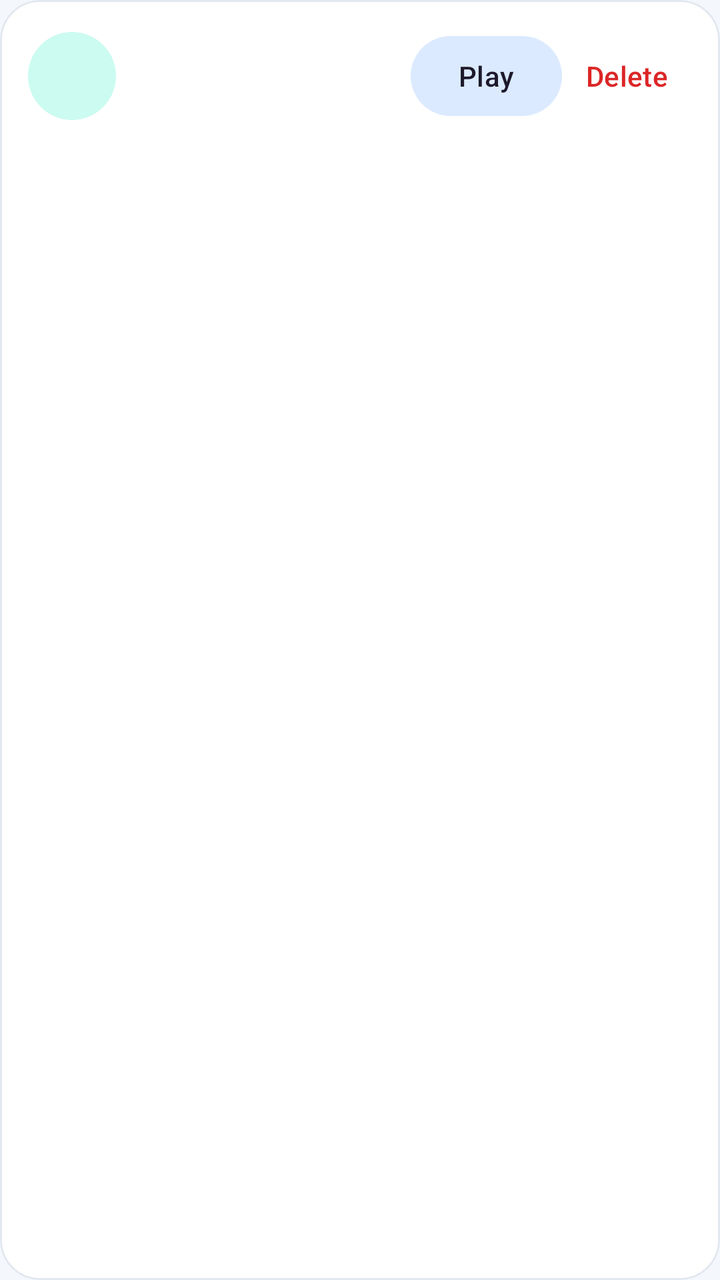
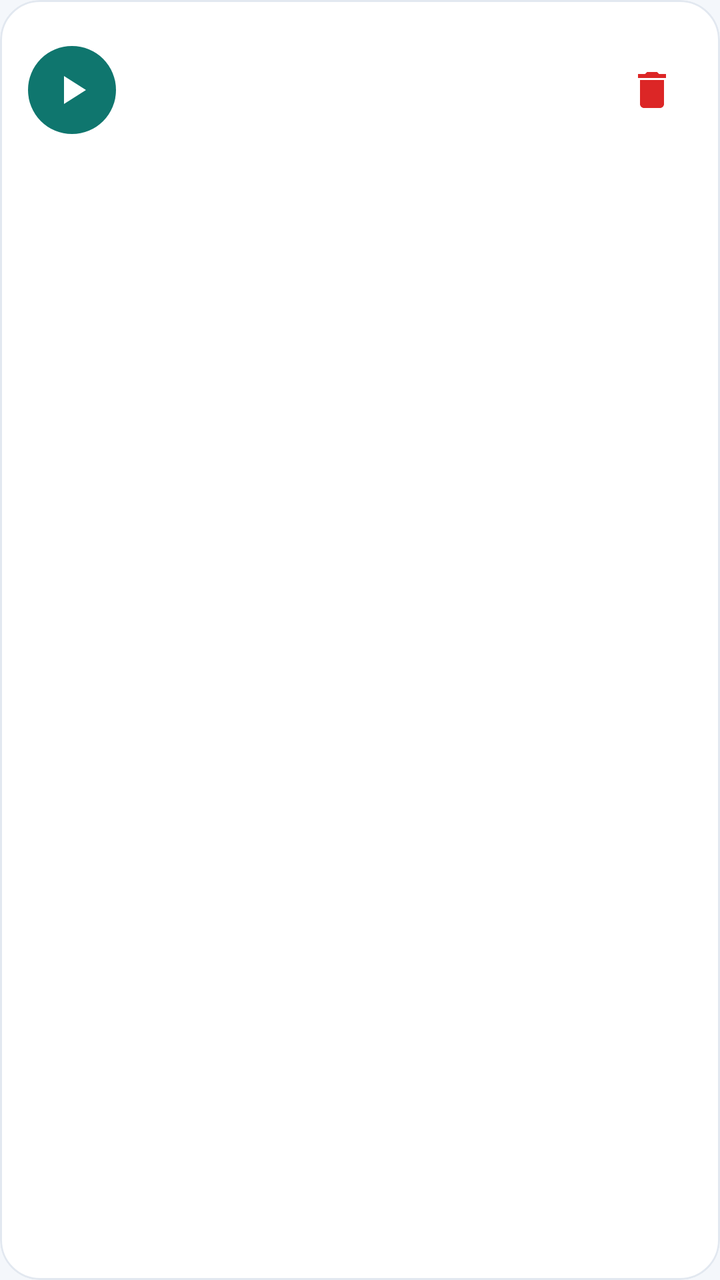

Before-and-after screenshots of an Android layout around one commit, followed by the original layout XML and the change that was made.
<!-- AndroidManifest.xml: application theme Theme.SurveyMate -->
<!-- res/layout/item_recording.xml -->
<?xml version="1.0" encoding="utf-8"?>
<com.google.android.material.card.MaterialCardView xmlns:android="http://schemas.android.com/apk/res/android"
    android:layout_width="match_parent"
    android:layout_height="wrap_content"
    android:layout_marginBottom="10dp">

    <LinearLayout
        android:layout_width="match_parent"
        android:layout_height="wrap_content"
        android:gravity="center_vertical"
        android:orientation="horizontal"
        android:padding="14dp">

        <TextView
            android:id="@+id/avatar"
            android:layout_width="44dp"
            android:layout_height="44dp"
            android:background="@drawable/bg_avatar"
            android:gravity="center"
            android:textColor="@color/on_primary_container"
            android:textStyle="bold" />

        <LinearLayout
            android:layout_width="0dp"
            android:layout_height="wrap_content"
            android:layout_marginStart="12dp"
            android:layout_weight="1"
            android:orientation="vertical">

            <TextView
                android:id="@+id/title"
                android:layout_width="wrap_content"
                android:layout_height="wrap_content"
                android:textColor="@color/text_primary"
                android:textSize="16sp"
                android:textStyle="bold" />

            <TextView
                android:id="@+id/subtitle"
                android:layout_width="wrap_content"
                android:layout_height="wrap_content"
                android:layout_marginTop="2dp"
                android:textColor="@color/text_secondary"
                android:textSize="13sp" />
        </LinearLayout>

        <com.google.android.material.button.MaterialButton
            android:id="@+id/play"
            style="@style/Widget.Material3.Button.TonalButton"
            android:layout_width="wrap_content"
            android:layout_height="wrap_content"
            android:minWidth="0dp"
            android:text="@string/play_recording"
            android:textAllCaps="false" />

        <com.google.android.material.button.MaterialButton
            android:id="@+id/delete"
            style="@style/Widget.Material3.Button.TextButton"
            android:layout_width="wrap_content"
            android:layout_height="wrap_content"
            android:minWidth="0dp"
            android:text="@string/delete"
            android:textAllCaps="false"
            android:textColor="@color/error" />
    </LinearLayout>
</com.google.android.material.card.MaterialCardView>
<!-- resources referenced by this layout -->
<resources>
  <color name="error">#DC2626</color>
  <color name="on_primary_container">#134E4A</color>
  <color name="text_primary">#0F172A</color>
  <color name="text_secondary">#64748B</color>
  <!-- drawable bg_avatar (drawable) -->
  <?xml version="1.0" encoding="utf-8"?>
  <shape xmlns:android="http://schemas.android.com/apk/res/android" android:shape="oval">
      <solid android:color="@color/primary_container" />
  </shape>
  <string name="delete">Delete</string>
  <string name="play_recording">Play</string>
  <style name="Theme.SurveyMate" parent="Theme.Material3.DayNight.NoActionBar">
          <item name="colorPrimary">@color/primary</item>
          <item name="colorOnPrimary">@color/on_primary</item>
          <item name="colorPrimaryContainer">@color/primary_container</item>
          <item name="colorSecondary">@color/secondary</item>
          <item name="colorSecondaryContainer">@color/secondary_container</item>
          <item name="android:statusBarColor">@color/background</item>
          <item name="android:navigationBarColor">@color/surface</item>
          <item name="android:windowLightStatusBar">true</item>
          <item name="android:windowBackground">@color/background</item>
          <item name="materialCardViewStyle">@style/Widget.SurveyMate.Card</item>
      </style>
  <color name="primary_container">#CCFBF1</color>
  <color name="primary">#0F766E</color>
  <color name="on_primary">#FFFFFF</color>
  <color name="secondary">#2563EB</color>
  <color name="secondary_container">#DBEAFE</color>
  <color name="background">#F4F7FB</color>
  <color name="surface">#FFFFFF</color>
  <style name="Widget.SurveyMate.Card" parent="Widget.Material3.CardView.Elevated">
          <item name="cardElevation">0dp</item>
          <item name="cardCornerRadius">20dp</item>
          <item name="strokeWidth">1dp</item>
          <item name="strokeColor">@color/outline</item>
          <item name="cardBackgroundColor">@color/surface</item>
      </style>
  <color name="outline">#E2E8F0</color>
</resources>

<!-- the commit's change to res/layout/item_recording.xml (unified diff, before → after) -->
@@ -11,14 +11,14 @@
         android:orientation="horizontal"
         android:padding="14dp">
 
-        <TextView
-            android:id="@+id/avatar"
+        <ImageButton
+            android:id="@+id/play"
             android:layout_width="44dp"
             android:layout_height="44dp"
-            android:background="@drawable/bg_avatar"
-            android:gravity="center"
-            android:textColor="@color/on_primary_container"
-            android:textStyle="bold" />
+            android:background="@drawable/bg_play_button"
+            android:contentDescription="@string/play_recording"
+            android:padding="10dp"
+            android:src="@drawable/ic_play" />
 
         <LinearLayout
             android:layout_width="0dp"
@@ -29,38 +29,43 @@
 
             <TextView
                 android:id="@+id/title"
-                android:layout_width="wrap_content"
+                android:layout_width="match_parent"
                 android:layout_height="wrap_content"
+                android:ellipsize="end"
+                android:maxLines="1"
                 android:textColor="@color/text_primary"
                 android:textSize="16sp"
                 android:textStyle="bold" />
 
             <TextView
-                android:id="@+id/subtitle"
-                android:layout_width="wrap_content"
+                android:id="@+id/phone"
+                android:layout_width="match_parent"
                 android:layout_height="wrap_content"
                 android:layout_marginTop="2dp"
+                android:ellipsize="end"
+                android:maxLines="1"
+                android:singleLine="true"
+                android:textColor="@color/text_primary"
+                android:textSize="14sp" />
+
+            <TextView
+                android:id="@+id/subtitle"
+                android:layout_width="match_parent"
+                android:layout_height="wrap_content"
+                android:layout_marginTop="2dp"
+                android:ellipsize="end"
+                android:maxLines="1"
                 android:textColor="@color/text_secondary"
                 android:textSize="13sp" />
         </LinearLayout>
 
-        <com.google.android.material.button.MaterialButton
-            android:id="@+id/play"
-            style="@style/Widget.Material3.Button.TonalButton"
-            android:layout_width="wrap_content"
-            android:layout_height="wrap_content"
-            android:minWidth="0dp"
-            android:text="@string/play_recording"
-            android:textAllCaps="false" />
-
-        <com.google.android.material.button.MaterialButton
+        <ImageButton
             android:id="@+id/delete"
-            style="@style/Widget.Material3.Button.TextButton"
-            android:layout_width="wrap_content"
-            android:layout_height="wrap_content"
-            android:minWidth="0dp"
-            android:text="@string/delete"
-            android:textAllCaps="false"
-            android:textColor="@color/error" />
+            android:layout_width="40dp"
+            android:layout_height="40dp"
+            android:background="?attr/selectableItemBackgroundBorderless"
+            android:contentDescription="@string/delete"
+            android:padding="8dp"
+            android:src="@drawable/ic_delete" />
     </LinearLayout>
 </com.google.android.material.card.MaterialCardView>
<!-- resource entries referenced after the edit -->
@@ -1,14 +1,35 @@
 <!-- resources referenced by this layout -->
 <resources>
-  <color name="error">#DC2626</color>
-  <color name="on_primary_container">#134E4A</color>
   <color name="text_primary">#0F172A</color>
   <color name="text_secondary">#64748B</color>
-  <!-- drawable bg_avatar (drawable) -->
+  <!-- drawable bg_play_button (drawable) -->
   <?xml version="1.0" encoding="utf-8"?>
-  <shape xmlns:android="http://schemas.android.com/apk/res/android" android:shape="oval">
-      <solid android:color="@color/primary_container" />
+  <shape xmlns:android="http://schemas.android.com/apk/res/android"
+      android:shape="oval">
+      <solid android:color="@color/primary" />
   </shape>
+  <!-- drawable ic_delete (drawable) -->
+  <?xml version="1.0" encoding="utf-8"?>
+  <vector xmlns:android="http://schemas.android.com/apk/res/android"
+      android:width="24dp"
+      android:height="24dp"
+      android:viewportWidth="24"
+      android:viewportHeight="24">
+      <path
+          android:fillColor="#DC2626"
+          android:pathData="M6,19c0,1.1 0.9,2 2,2h8c1.1,0 2,-0.9 2,-2V7H6v12zM19,4h-3.5l-1,-1h-5l-1,1H5v2h14V4z" />
+  </vector>
+  <!-- drawable ic_play (drawable) -->
+  <?xml version="1.0" encoding="utf-8"?>
+  <vector xmlns:android="http://schemas.android.com/apk/res/android"
+      android:width="24dp"
+      android:height="24dp"
+      android:viewportWidth="24"
+      android:viewportHeight="24">
+      <path
+          android:fillColor="#FFFFFF"
+          android:pathData="M8,5v14l11,-7z" />
+  </vector>
   <string name="delete">Delete</string>
   <string name="play_recording">Play</string>
   <style name="Theme.SurveyMate" parent="Theme.Material3.DayNight.NoActionBar">
